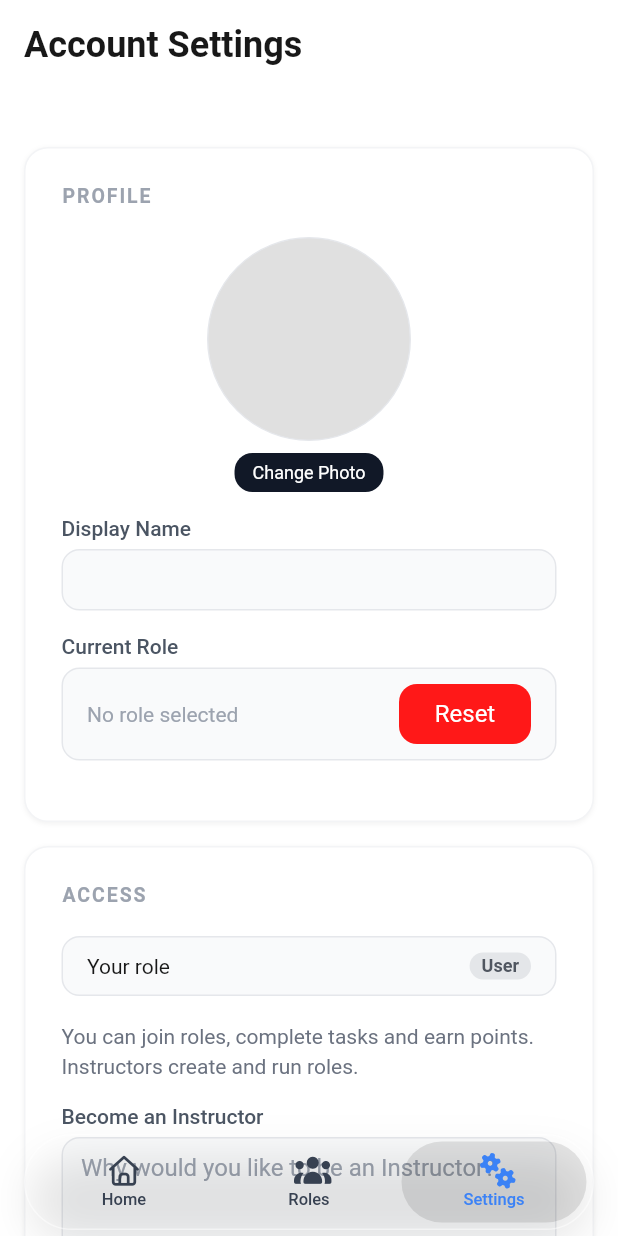
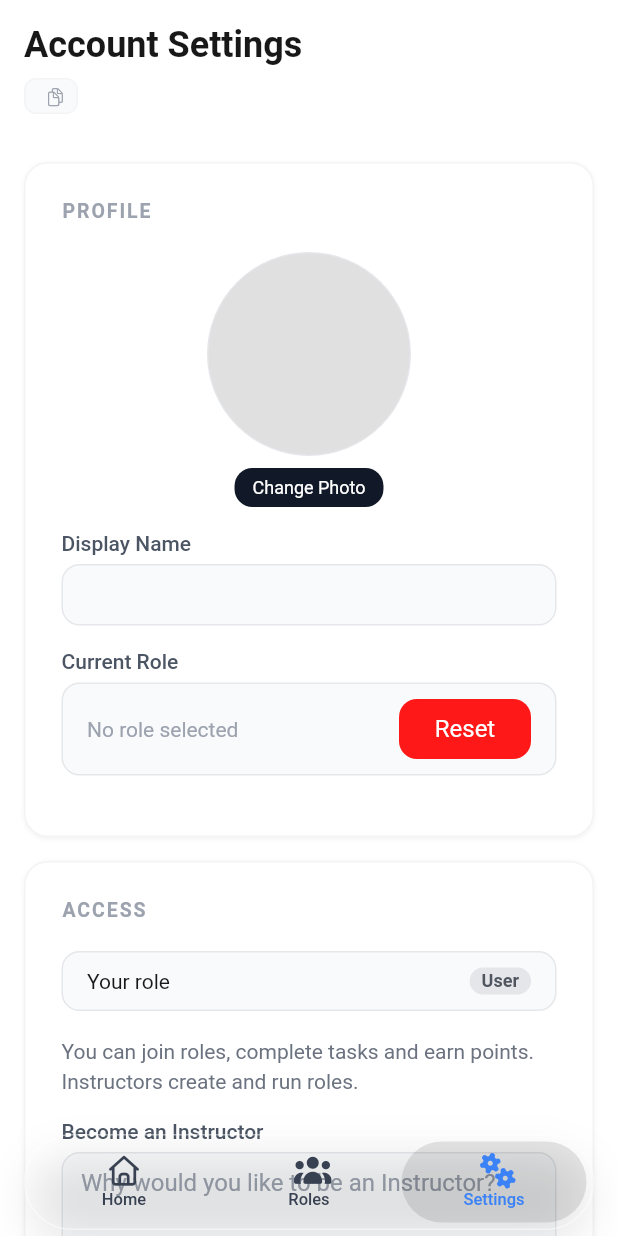
Before and after one commit to PlainForge/stemup, a Flutter app: the SettingsScreen screen opened by its route, on a phone screen of 412 x 824 dp. Run offline on Flutter 3.47's test engine with Material 3 defaults, Android fonts, the phone set to English and light mode, and no system bars; our stand-ins replace cloud_firestore, cloud_functions, firebase_auth, firebase_core, firebase_storage, font_awesome_flutter and 5 more; missing offline and left inert: liquid_glass_renderer; accounts and stored records are empty; Roboto replaces fonts that are missing (Google Sans).

Commit message:
settings page fixes

```diff
--- a/mobile/lib/screens/settings_screen.dart
+++ b/mobile/lib/screens/settings_screen.dart
@@ -142,18 +142,12 @@ class _SettingsScreenState extends State<SettingsScreen> {
     return PageScaffold(
       title: 'Account Settings',
       children: [
-        // User ID under the title (font-mono text-xs text-gray-400), tap to copy
+        // User ID under the title, tap to copy (same chip as the role ID)
         Transform.translate(
-          offset: const Offset(0, -20),
-          child: GestureDetector(
-            onTap: () async {
-              await Clipboard.setData(ClipboardData(text: me.uid));
-              if (context.mounted) showToast(context, 'User ID copied');
-            },
-            child: Text(
-              me.uid,
-              style: TextStyle(fontSize: 12, fontFamily: 'Menlo', color: Palette.tertiary(context)),
-            ),
+          offset: const Offset(0, -16),
+          child: Align(
+            alignment: Alignment.centerLeft,
+            child: CopyIdChip(me.uid, copiedMessage: 'User ID copied'),
           ),
         ),
 
@@ -464,12 +458,9 @@ class _AccessCardState extends State<_AccessCard> {
     final app = context.read<AppState>();
     final uid = app.user?.uid;
     if (uid == null || app.access != AccessLevel.user) return;
-    _sub = Db.myRequestsStream(uid).listen(
-      (r) {
-        if (mounted) setState(() => _request = r.where((x) => x.type == RequestType.instructor).firstOrNull);
-      },
-      onError: (_) {},
-    );
+    _sub = Db.myRequestsStream(uid).listen((r) {
+      if (mounted) setState(() => _request = r.where((x) => x.type == RequestType.instructor).firstOrNull);
+    }, onError: (_) {});
   }
 
   @override
@@ -538,7 +529,12 @@ class _AccessCardState extends State<_AccessCard> {
                     ),
                   ),
                   const SizedBox(width: 8),
-                  AppButton(label: 'Withdraw', size: AppButtonSize.xsm, style: AppButtonStyle.gray, onPressed: () => Db.deleteRequest(request.id)),
+                  AppButton(
+                    label: 'Withdraw',
+                    size: AppButtonSize.xsm,
+                    style: AppButtonStyle.gray,
+                    onPressed: () => Db.deleteRequest(request.id),
+                  ),
                 ],
               ),
             )
--- a/mobile/lib/screens/shell.dart
+++ b/mobile/lib/screens/shell.dart
@@ -33,19 +33,27 @@ class AppShell extends StatelessWidget {
     final mq = MediaQuery.of(context);
     // bottom-[calc(env(safe-area-inset-bottom)+0.25rem)]
     final barBottom = mq.padding.bottom + 4;
+    // While typing, the keyboard covers the bar's spot; hide the bar rather than float it above the keyboard
+    final keyboardOpen = mq.viewInsets.bottom > 0;
 
     return CupertinoPageScaffold(
       child: Stack(
         children: [
-          // Pages see extra bottom padding so their content can scroll out from under the bar
+          // Pages see extra bottom padding so their content can scroll out from under the bar.
+          // The scaffold above already makes room for the keyboard, so pages get no view
+          // insets: otherwise each page makes room for it a second time (a keyboard-sized gap).
           MediaQuery(
-            data: mq.copyWith(padding: mq.padding.copyWith(bottom: barBottom + GlassTabBar.height + 8)),
+            data: mq
+                .removeViewInsets(removeBottom: true)
+                .copyWith(padding: mq.padding.copyWith(bottom: keyboardOpen ? 0 : barBottom + GlassTabBar.height + 8)),
             child: shell,
           ),
           Positioned(
             left: 16,
             right: 16,
             bottom: barBottom,
+            child: Offstage(
+              offstage: keyboardOpen,
               child: Center(
                 child: ConstrainedBox(
                   constraints: const BoxConstraints(maxWidth: 448), // max-w-md
@@ -57,6 +65,7 @@ class AppShell extends StatelessWidget {
                       // Tapping the active tab pops back to that tab's root
                       shell.goBranch(branch, initialLocation: branch == shell.currentIndex);
                     },
+                  ),
                 ),
               ),
             ),
--- a/mobile/lib/widgets/common.dart
+++ b/mobile/lib/widgets/common.dart
@@ -1,10 +1,13 @@
 // Shared pieces matching the web's recurring Tailwind patterns: white bordered
 // cards, uppercase tracking-widest captions, gray-50 inputs, pill chips, etc.
 import 'package:flutter/cupertino.dart';
+import 'package:flutter/services.dart';
 import 'package:font_awesome_flutter/font_awesome_flutter.dart';
 
 import '../models/models.dart';
 import '../theme/palette.dart';
+import 'buttons.dart';
+import 'dialogs.dart';
 
 /// `bg-white rounded-2xl border border-gray-100 shadow-sm`, or `border-2` in
 /// [borderColor] for the highlighted variants.
@@ -518,3 +521,44 @@ class AccessTag extends StatelessWidget {
     },
   );
 }
+
+/// An ID in small gray monospace with a copy icon; tap to copy it (role and user IDs).
+class CopyIdChip extends StatelessWidget {
+  const CopyIdChip(this.id, {super.key, required this.copiedMessage});
+
+  final String id;
+
+  /// Toast shown once copied, e.g. "Role ID copied".
+  final String copiedMessage;
+
+  @override
+  Widget build(BuildContext context) => Pressable(
+    onPressed: () async {
+      await Clipboard.setData(ClipboardData(text: id));
+      if (context.mounted) showToast(context, copiedMessage);
+    },
+    child: Container(
+      padding: const EdgeInsets.symmetric(horizontal: 8, vertical: 4),
+      decoration: BoxDecoration(
+        color: Palette.fill(context),
+        borderRadius: BorderRadius.circular(8),
+        border: Border.all(color: Palette.resolve(context, Palette.gray100)),
+      ),
+      child: Row(
+        mainAxisSize: MainAxisSize.min,
+        children: [
+          Flexible(
+            child: Text(
+              id,
+              maxLines: 1,
+              overflow: TextOverflow.ellipsis,
+              style: TextStyle(fontSize: 12, fontFamily: 'Menlo', color: Palette.resolve(context, Palette.gray400)),
+            ),
+          ),
+          const SizedBox(width: 6),
+          Icon(CupertinoIcons.doc_on_doc, size: 12, color: Palette.resolve(context, Palette.gray400)),
+        ],
+      ),
+    ),
+  );
+}
```
Also changed, not shown: mobile/lib/screens/role_screen.dart (+13 -33 lines). Lines whose indentation alone changed are shown as unchanged.
